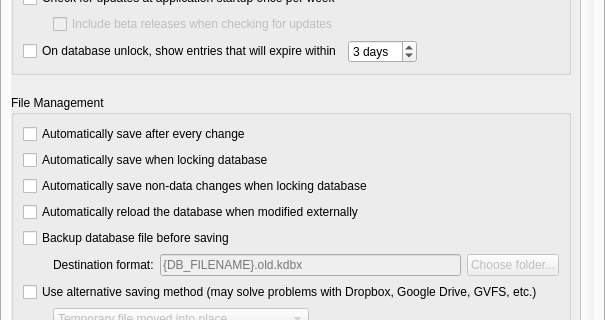
The window that src/gui/ApplicationSettingsWidgetGeneral.ui (keepassxreboot/keepassxc) describes before a commit, drawn with Qt 5; both pictures show x 0 to 605 and y 261 to 581 of the 605 by 969 pixel window.
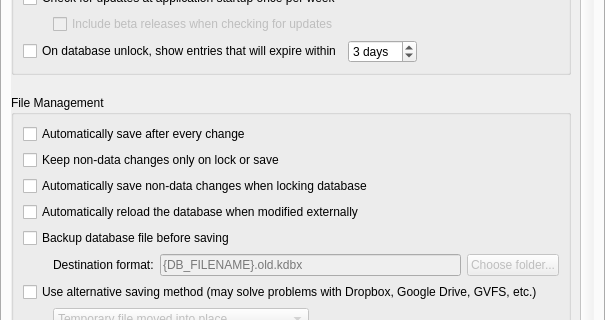
The same window after the commit. Custom widgets are drawn as their Qt base class.

Commit message: Rephrase 'automatically save when locking db'

What changed in the file:
```diff
--- a/src/gui/ApplicationSettingsWidgetGeneral.ui
+++ b/src/gui/ApplicationSettingsWidgetGeneral.ui
@@ -341,7 +341,7 @@
               <item>
                <widget class="QCheckBox" name="autoSaveOnExitCheckBox">
                 <property name="text">
-                 <string>Automatically save when locking database</string>
+                 <string>Keep non-data changes only on lock or save</string>
                 </property>
                </widget>
               </item>
```
